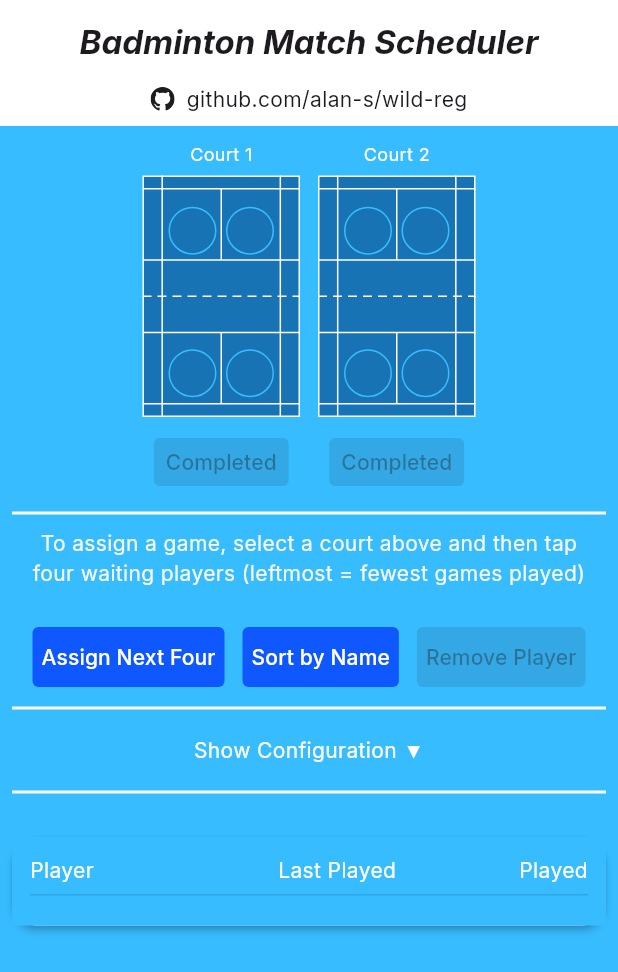
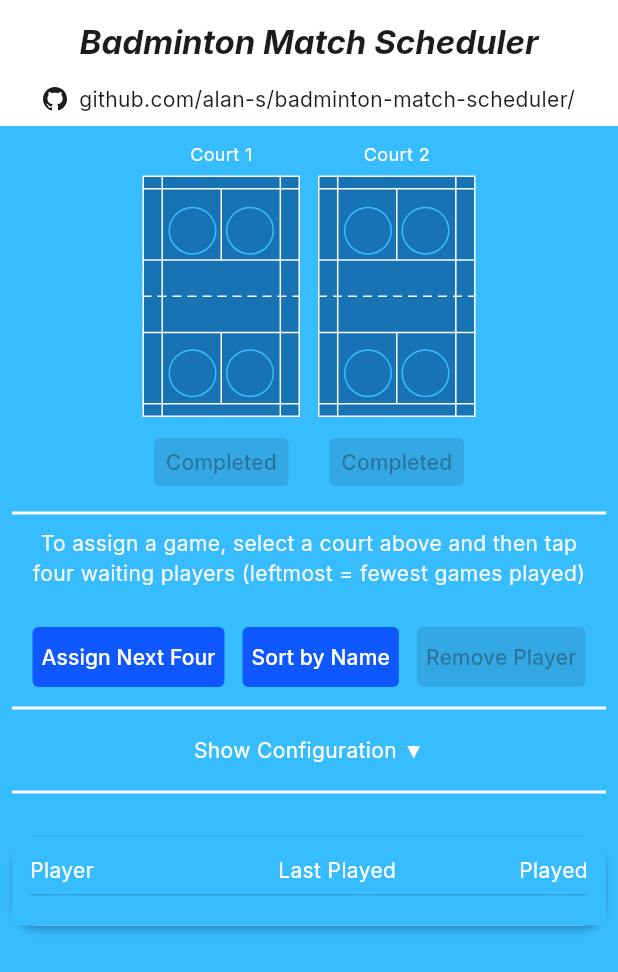
Before and after one commit to alan-s/badminton-match-scheduler, a Flutter app: the screen it shows after launch, on a phone screen of 412 x 824 dp. Shown: the top 972 px of the screen. Run offline on Flutter 3.47's test engine with Material 3 defaults, Android fonts, the phone set to English and light mode, and no system bars; our stand-ins replace flutter_svg, google_fonts, web.

```diff
--- a/lib/main.dart
+++ b/lib/main.dart
@@ -1329,14 +1329,14 @@ const _githubSvg = '''
 class GithubLink extends StatelessWidget {
   const GithubLink({super.key});
 
-  static final _repoUrl = Uri.parse('https://github.com/alan-s/badminton-match-scheduler');
+  static final _repoUrl = Uri.parse('https://github.com/alan-s/wild-reg');
 
   @override
   Widget build(BuildContext context) {
     final color = Theme.of(context).colorScheme.onSurface;
 
     return Center(
-      child: InkWell(
+      child: GestureDetector(
         onTap: () => launchUrl(_repoUrl, mode: LaunchMode.externalApplication),
         child: Row(
           mainAxisSize: MainAxisSize.min,
@@ -1349,7 +1349,7 @@ class GithubLink extends StatelessWidget {
               semanticsLabel: '',
             ),
             const SizedBox(width: 8),
-            const Text('github.com/alan-s/wild-reg'),
+            const Text('github.com/alan-s/badminton-match-scheduler/'),
           ],
         ),
       ),
```
Also changed, not shown: 2 other files.
